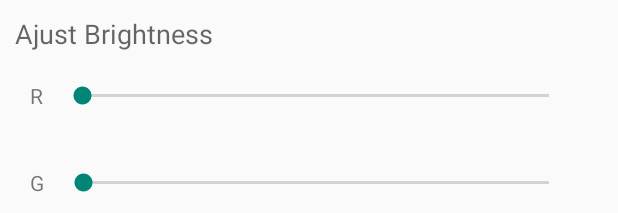
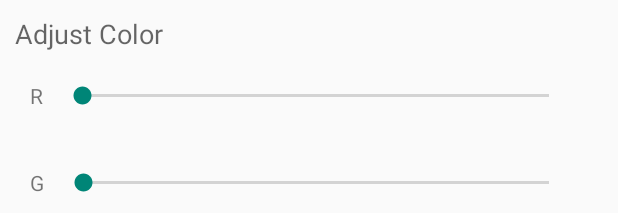
Before and after one commit to vettukal/AndroidFaceProject, an Android app: the layout color_dialog.xml on its own in the app's theme, with its tools: preview values and no code run, on a phone screen of 412 x 824 dp. Shown: the top 213 px of the screen. Run offline under Robolectric (Android 15) with nearby library versions, the phone set to English and light mode, and no system bars.

Commit message:
Merge branch 'master' of https://bitbucket.org/mcteam2/androidfaceproject
Fixed typo in Color Dialog UI
Conflicts:
	app/src/main/res/layout/activity_landing_page.xml

```diff
--- a/app/src/main/res/layout/color_dialog.xml
+++ b/app/src/main/res/layout/color_dialog.xml
@@ -10,7 +10,7 @@
         android:layout_width="wrap_content"
         android:layout_height="wrap_content"
         android:textAppearance="?android:attr/textAppearanceMedium"
-        android:text="@string/brightness_dialog_title"
+        android:text="@string/color_dialog_title"
         android:id="@+id/textView" />
 
     <LinearLayout
--- a/app/src/main/res/values/strings.xml
+++ b/app/src/main/res/values/strings.xml
@@ -59,7 +59,7 @@
     <string name="effect_filt_4">Unicolor</string>
     <string name="effect_filt_5">Inverse</string>
     <string name="brightness_hint">Move Slider to adjust brightness</string>
-    <string name="brightness_dialog_title">Ajust Brightness</string>
+    <string name="brightness_dialog_title">Adjust Brightness</string>
     <string name="contrast_hint">Move slider to adjust contrast</string>
     <string name="contrast_dialog_title">Adjust Contrast</string>
     <string name="color_hint">Move sliders to adjust color (RGB) values</string>
@@ -69,5 +69,6 @@
     <string name="title_activity_notification_view">NotificationView</string>
     <string name="title_activity_fblogin">fblogin</string>
     <string name="facebook_app_id">1655217564755303</string>
+    <string name="color_dialog_title">Adjust Color</string>
 
 </resources>
```
